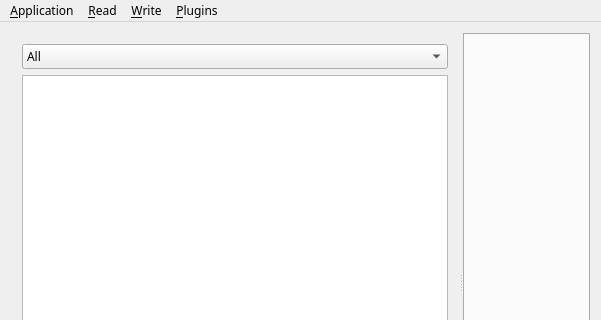
This is QGeoView/mainwindow.ui in TheProjecter/qgeoview as Qt 5 draws it before an edit; both pictures show x 0 to 601 and y 0 to 320 of the 601 by 564 pixel window. The edited form follows.
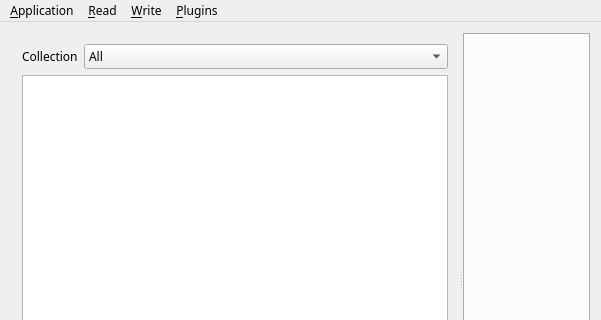
This is the edited form.

What changed in the file:
```diff
--- a/QGeoView/mainwindow.ui
+++ b/QGeoView/mainwindow.ui
@@ -39,13 +39,36 @@
       <widget class="QWidget" name="layoutWidget">
        <layout class="QVBoxLayout" name="verticalLayout">
         <item>
-         <widget class="QComboBox" name="comboBox">
+         <layout class="QHBoxLayout" name="horizontalLayout_3">
           <item>
-           <property name="text">
-            <string>All</string>
-           </property>
+           <widget class="QLabel" name="label">
+            <property name="enabled">
+             <bool>true</bool>
+            </property>
+            <property name="sizePolicy">
+             <sizepolicy hsizetype="Maximum" vsizetype="Preferred">
+              <horstretch>0</horstretch>
+              <verstretch>0</verstretch>
+             </sizepolicy>
+            </property>
+            <property name="text">
+             <string>Collection</string>
+            </property>
+            <property name="scaledContents">
+             <bool>false</bool>
+            </property>
+           </widget>
           </item>
-         </widget>
+          <item>
+           <widget class="QComboBox" name="comboBox">
+            <item>
+             <property name="text">
+              <string>All</string>
+             </property>
+            </item>
+           </widget>
+          </item>
+         </layout>
         </item>
         <item>
          <widget class="QTreeView" name="tree">
```
Left out of the diff: 34 changed lines with no effect on the pictures.
